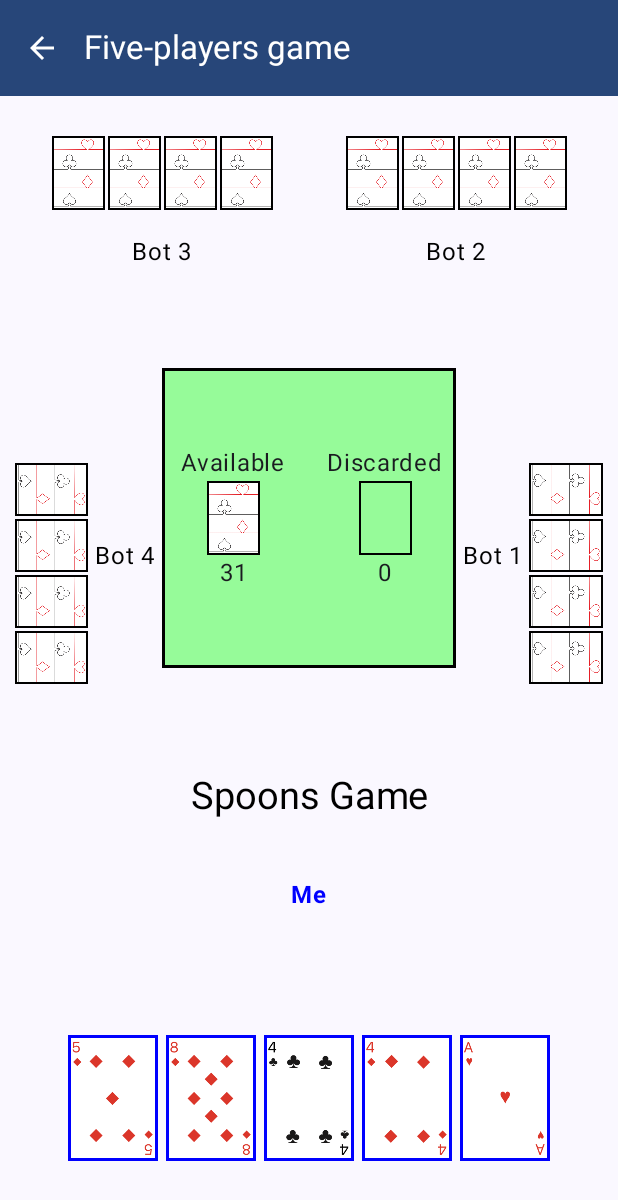
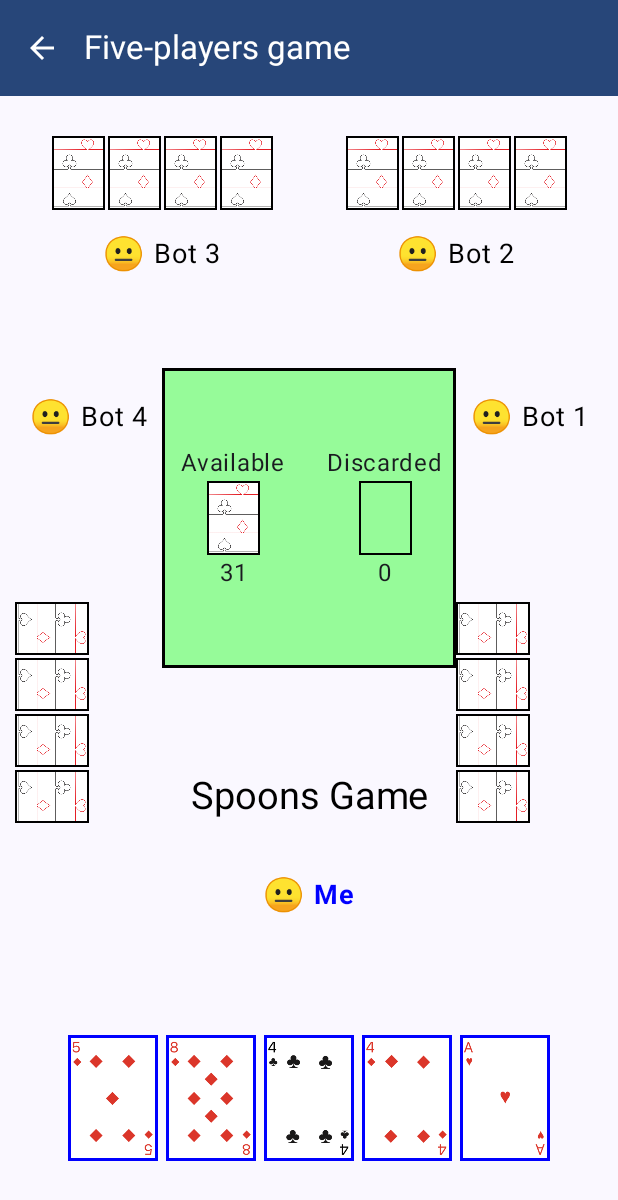
Before and after one commit to isfzade/SpoonsGame, an Android app built with Jetpack Compose: the screen it shows after launch (MainActivity), after a tap on "Five-players game", on a phone screen of 412 x 824 dp. Shown: the top 1200 px of the screen. Run offline under Robolectric (Android 15) with nearby library versions, the phone set to English and light mode, and no system bars; our stand-ins replace Dagger/Hilt's generated code.

Commit message:
mood on screen

```diff
--- a/app/src/main/java/az/isfan/spoonsgame/general/Resources.kt
+++ b/app/src/main/java/az/isfan/spoonsgame/general/Resources.kt
@@ -73,5 +73,6 @@ fun getMoodEmojiResource(mood: MoodEnum): Int {
         MoodEnum.NORMAL -> R.string.normal_emoji
         MoodEnum.GOOD -> R.string.good_emoji
         MoodEnum.HAPPY -> R.string.happy_emoji
+        MoodEnum.CELEBRATE -> R.string.celebrate_emoji
     }
 }
--- a/app/src/main/java/az/isfan/spoonsgame/screens/game/components/BottomChair.kt
+++ b/app/src/main/java/az/isfan/spoonsgame/screens/game/components/BottomChair.kt
@@ -40,6 +40,7 @@ fun BottomChair(
                 name = player.name,
                 playTurn = player.playTurn,
                 letterSize = player.lettersSize,
+                mood = player.mood
             )
         }
 
--- a/app/src/main/java/az/isfan/spoonsgame/screens/game/components/GameDesign.kt
+++ b/app/src/main/java/az/isfan/spoonsgame/screens/game/components/GameDesign.kt
@@ -52,7 +52,7 @@ fun GameDesign(
                         .weight(1f)
                         .fillMaxSize()
                 ) {
-                    LeftChair(
+                    SideChair(
                         players = players.filter { it.chair == ChairEnum.LEFT }
                     )
                 }
@@ -76,7 +76,7 @@ fun GameDesign(
                         .weight(1f)
                         .fillMaxSize()
                 ) {
-                    RightChair(
+                    SideChair(
                         players = players.filter { it.chair == ChairEnum.RIGHT }
                     )
                 }
--- a/app/src/main/java/az/isfan/spoonsgame/screens/game/components/RightChair.kt
+++ /dev/null
@@ -1,57 +0,0 @@
-package az.isfan.spoonsgame.screens.game.components
-
-import androidx.compose.foundation.layout.Box
-import androidx.compose.foundation.layout.Column
-import androidx.compose.foundation.layout.Row
-import androidx.compose.foundation.layout.fillMaxSize
-import androidx.compose.runtime.Composable
-import androidx.compose.ui.Alignment
-import androidx.compose.ui.Modifier
-import az.isfan.spoonsgame.data.models.PlayerData
-
-@Composable
-fun RightChair(
-    players: List<PlayerData>
-) {
-    if (players.isNotEmpty()) {
-        val player = players.first()
-
-        Row(
-            modifier = Modifier
-                .fillMaxSize(),
-        ) {
-            Column(
-                modifier = Modifier
-                    .weight(1f)
-                    .fillMaxSize(),
-            ) {
-                Box(
-                    modifier = Modifier
-                        .weight(1f)
-                        .fillMaxSize(),
-                    contentAlignment = Alignment.Center
-                ) {
-                    PlayerInfo(
-                        name = player.name,
-                        playTurn = player.playTurn,
-                        letterSize = player.lettersSize,
-                    )
-                }
-            }
-
-            if (!player.kicked) {
-                Box(
-                    modifier = Modifier
-                        .weight(1f)
-                        .fillMaxSize(),
-                    contentAlignment = Alignment.Center
-                ) {
-                    SideBotCards(
-                        playTurn = player.playTurn,
-                        cards = player.cards
-                    )
-                }
-            }
-        }
-    }
-}
--- a/app/src/main/java/az/isfan/spoonsgame/screens/game/components/LeftChair.kt
+++ b/app/src/main/java/az/isfan/spoonsgame/screens/game/components/SideChair.kt
@@ -2,7 +2,6 @@ package az.isfan.spoonsgame.screens.game.components
 
 import androidx.compose.foundation.layout.Box
 import androidx.compose.foundation.layout.Column
-import androidx.compose.foundation.layout.Row
 import androidx.compose.foundation.layout.fillMaxSize
 import androidx.compose.runtime.Composable
 import androidx.compose.ui.Alignment
@@ -10,30 +9,16 @@ import androidx.compose.ui.Modifier
 import az.isfan.spoonsgame.data.models.PlayerData
 
 @Composable
-fun LeftChair(
+fun SideChair(
     players: List<PlayerData>
 ) {
     if (players.isNotEmpty()) {
         val player = players.first()
 
-        Row(
+        Column(
             modifier = Modifier
                 .fillMaxSize(),
         ) {
-            if (!player.kicked) {
-                Box(
-                    modifier = Modifier
-                        .weight(1f)
-                        .fillMaxSize(),
-                    contentAlignment = Alignment.Center
-                ) {
-                    SideBotCards(
-                        playTurn = player.playTurn,
-                        cards = player.cards,
-                    )
-                }
-            }
-
             Column(
                 modifier = Modifier
                     .weight(1f)
@@ -49,6 +34,21 @@ fun LeftChair(
                         name = player.name,
                         playTurn = player.playTurn,
                         letterSize = player.lettersSize,
+                        mood = player.mood
+                    )
+                }
+            }
+
+            if (!player.kicked) {
+                Box(
+                    modifier = Modifier
+                        .weight(1f)
+                        .fillMaxSize(),
+                    contentAlignment = Alignment.Center
+                ) {
+                    SideBotCards(
+                        playTurn = player.playTurn,
+                        cards = player.cards,
                     )
                 }
             }
--- a/app/src/main/java/az/isfan/spoonsgame/screens/game/components/TopChairs.kt
+++ b/app/src/main/java/az/isfan/spoonsgame/screens/game/components/TopChairs.kt
@@ -77,6 +77,7 @@ fun TopChair(
                 name = player.name,
                 playTurn = player.playTurn,
                 letterSize = player.lettersSize,
+                mood = player.mood
             )
         }
     }
--- a/app/src/main/java/az/isfan/spoonsgame/screens/game/components/common.kt
+++ b/app/src/main/java/az/isfan/spoonsgame/screens/game/components/common.kt
@@ -14,11 +14,15 @@ import androidx.compose.ui.Modifier
 import androidx.compose.ui.draw.rotate
 import androidx.compose.ui.graphics.Color
 import androidx.compose.ui.res.painterResource
+import androidx.compose.ui.res.stringResource
 import androidx.compose.ui.text.font.FontWeight
 import androidx.compose.ui.unit.dp
+import androidx.compose.ui.unit.sp
 import az.isfan.spoonsgame.R
+import az.isfan.spoonsgame.data.enums.MoodEnum
 import az.isfan.spoonsgame.data.models.CardData
 import az.isfan.spoonsgame.general.Constants
+import az.isfan.spoonsgame.general.getMoodEmojiResource
 
 @Composable
 fun SideBotCards(
@@ -80,21 +84,36 @@ fun TopBotCards(
 fun PlayerInfo(
     name: String,
     playTurn: Boolean,
-    letterSize: Int
+    letterSize: Int,
+    mood: MoodEnum,
 ) {
     Column(
         horizontalAlignment = Alignment.CenterHorizontally
     ) {
-        Text(
-            text = name,
-            fontWeight = if (playTurn) FontWeight.Bold else FontWeight.Normal,
-            color = if (playTurn) Color.Blue else Color.Black
-        )
+        Row(
+            verticalAlignment = Alignment.CenterVertically,
+            horizontalArrangement = Arrangement.spacedBy(
+                space = 5.dp
+            )
+        ) {
+            Text(
+                text = stringResource(getMoodEmojiResource(mood)),
+                fontSize = 22.sp
+            )
+
+            Text(
+                text = name,
+                fontWeight = if (playTurn) FontWeight.Bold else FontWeight.Normal,
+                color = if (playTurn) Color.Blue else Color.Black,
+                fontSize = 18.sp
+            )
+        }
 
         Text(
             text = Constants.SPOON.slice(IntRange(0, letterSize-1)),
             fontWeight = if (playTurn) FontWeight.Bold else FontWeight.Normal,
-            color = if (playTurn) Color.Blue else Color.Black
+            color = if (playTurn) Color.Blue else Color.Black,
+            fontSize = 20.sp
         )
     }
 
```
